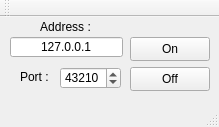
Old version of the form 09-CodageDetecterLecteurs/DetecterLecteurs/detecterlecteurs.ui in the repository BriceJamin/BriceJamin-ProjetSuPer.
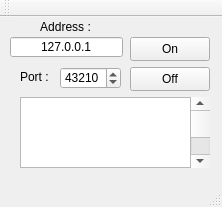
New version of the form.

What changed in the file:
```diff
--- a/09-CodageDetecterLecteurs/DetecterLecteurs/detecterlecteurs.ui
+++ b/09-CodageDetecterLecteurs/DetecterLecteurs/detecterlecteurs.ui
@@ -6,8 +6,8 @@
    <rect>
     <x>0</x>
     <y>0</y>
-    <width>219</width>
-    <height>127</height>
+    <width>222</width>
+    <height>207</height>
    </rect>
   </property>
   <property name="windowTitle">
@@ -104,6 +104,29 @@
      <number>43210</number>
     </property>
    </widget>
+   <widget class="QScrollBar" name="messagesVScrollBar">
+    <property name="geometry">
+     <rect>
+      <x>190</x>
+      <y>80</y>
+      <width>20</width>
+      <height>71</height>
+     </rect>
+    </property>
+    <property name="orientation">
+     <enum>Qt::Vertical</enum>
+    </property>
+   </widget>
+   <widget class="QPlainTextEdit" name="messagesPlainTextEdit">
+    <property name="geometry">
+     <rect>
+      <x>20</x>
+      <y>80</y>
+      <width>171</width>
+      <height>71</height>
+     </rect>
+    </property>
+   </widget>
   </widget>
   <widget class="QMenuBar" name="menuBar">
    <property name="geometry">
```
Left out of the diff: 4 changed lines with no effect on the pictures.
